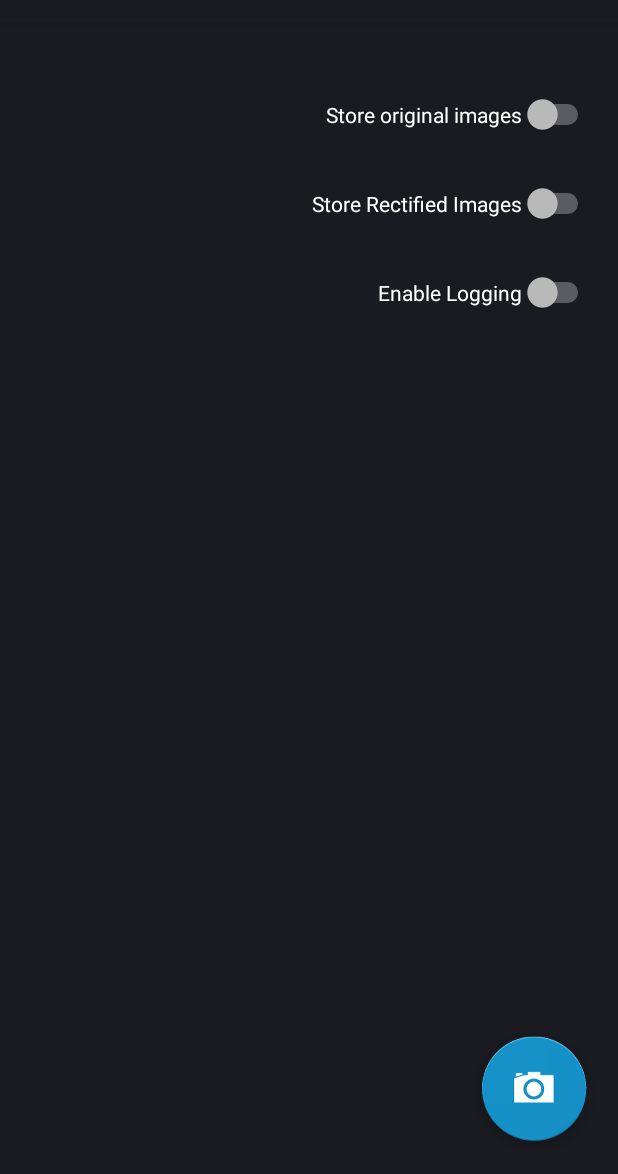
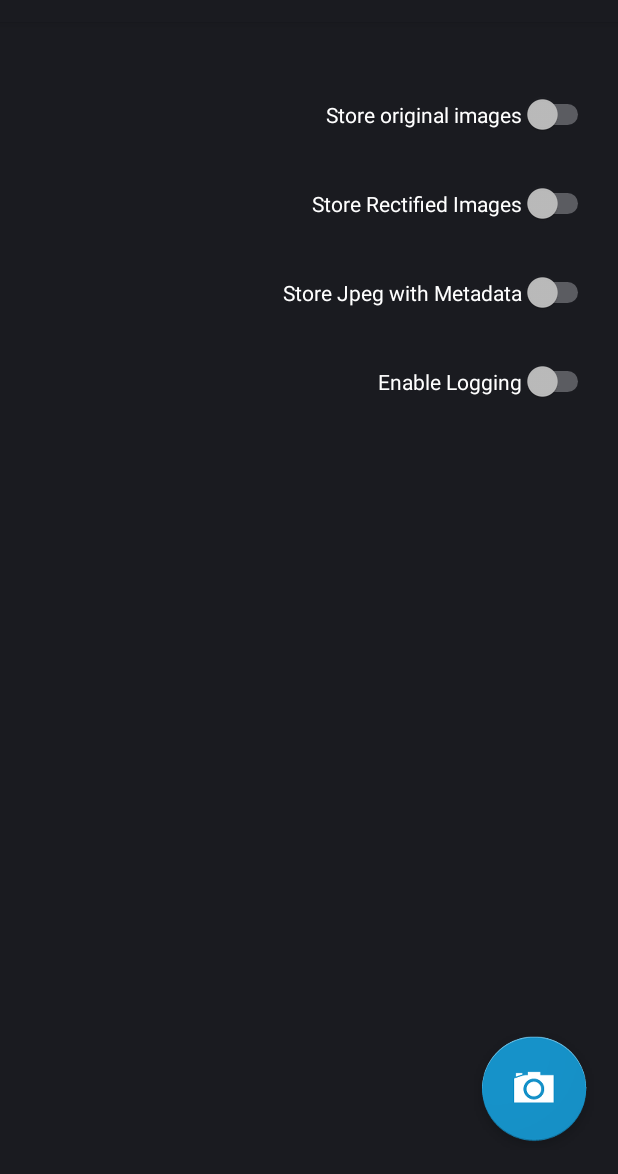
Before and after one commit to gini/ginivision-android-example, an Android app: the layout activity_start.xml on its own in the app's theme, with its tools: preview values and no code run, on a phone screen of 412 x 824 dp, the part 62-1236 px from its top. Run offline under Robolectric (Android 15) with nearby library versions, the phone set to English and light mode, and no system bars.

Commit message:
Gini Vision version updated. Modified to upload jpeg with metadata as default and to show an activity indicator instead of the sprite animation while uploading.

```diff
--- a/build.gradle
+++ b/build.gradle
@@ -31,7 +31,7 @@ android {
         minSdkVersion 14
         targetSdkVersion 23
         versionCode 1
-        versionName "1.2.36"
+        versionName "1.2.38"
     }
     packagingOptions {
         exclude 'META-INF/LICENSE.txt'
@@ -52,7 +52,7 @@ android {
 
 dependencies {
 
-    compile ('net.gini:ginivision-android-sdk:1.0.204@aar'){
+    compile ('net.gini:ginivision-android-sdk:1.0.212@aar'){
         transitive = true
     }
     compile ('net.gini:gini-android-sdk:1.1.47@aar'){
--- a/src/main/res/layout/activity_start.xml
+++ b/src/main/res/layout/activity_start.xml
@@ -2,53 +2,81 @@
     xmlns:tools="http://schemas.android.com/tools"
     android:layout_width="match_parent"
     android:layout_height="match_parent"
+    android:paddingBottom="@dimen/activity_vertical_margin"
     android:paddingLeft="@dimen/activity_horizontal_margin"
     android:paddingRight="@dimen/activity_horizontal_margin"
     android:paddingTop="@dimen/activity_vertical_margin"
-                android:paddingBottom="@dimen/activity_vertical_margin"
     tools:context=".ScannerActivity">
 
     <ImageView
+        android:id="@+id/imageView"
         android:layout_width="wrap_content"
         android:layout_height="wrap_content"
-            android:id="@+id/imageView"
-            android:layout_alignParentRight="true" android:layout_alignParentEnd="true"
-            android:layout_alignParentLeft="true" android:layout_alignParentStart="true"
         android:layout_alignParentBottom="true"
-            android:layout_alignParentTop="true"
-            />
+        android:layout_alignParentEnd="true"
+        android:layout_alignParentLeft="true"
+        android:layout_alignParentRight="true"
+        android:layout_alignParentStart="true"
+        android:layout_alignParentTop="true" />
+
     <ImageButton
+        android:id="@+id/button"
         android:layout_width="wrap_content"
         android:layout_height="wrap_content"
+        android:layout_alignParentBottom="true"
+        android:layout_alignParentEnd="true"
+        android:layout_alignParentRight="true"
+        android:background="@android:color/transparent"
         android:onClick="scanDocument"
-            android:src="@drawable/new_scan"
-            android:background="@android:color/transparent"
-            android:id="@+id/button" android:layout_alignParentBottom="true" android:layout_alignParentRight="true"
-            android:layout_alignParentEnd="true"/>
+        android:src="@drawable/new_scan" />
+
     <Switch
+        android:id="@+id/store_original"
         android:layout_width="wrap_content"
         android:layout_height="wrap_content"
-            android:text="Store original images"
-            android:id="@+id/store_original"
-            android:layout_marginTop="32dp" android:layout_alignTop="@+id/imageView"
-            android:layout_alignRight="@+id/imageView" android:layout_alignEnd="@+id/imageView"/>
+        android:layout_alignEnd="@+id/imageView"
+        android:layout_alignRight="@+id/imageView"
+        android:layout_alignTop="@+id/imageView"
+        android:layout_marginTop="32dp"
+        android:text="Store original images" />
+
     <Switch
+        android:id="@+id/store_rectified"
         android:layout_width="wrap_content"
         android:layout_height="wrap_content"
-            android:text="Store Rectified Images"
-            android:id="@+id/store_rectified" android:layout_below="@+id/store_original" android:layout_alignParentRight="true"
-            android:layout_alignParentEnd="true" android:layout_marginTop="32dp"/>
+        android:layout_alignParentEnd="true"
+        android:layout_alignParentRight="true"
+        android:layout_below="@+id/store_original"
+        android:layout_marginTop="32dp"
+        android:text="Store Rectified Images" />
+
     <Switch
+        android:id="@+id/store_jpeg"
         android:layout_width="wrap_content"
         android:layout_height="wrap_content"
-        android:text="Enable Logging"
-        android:id="@+id/enable_logging" android:layout_below="@+id/store_rectified" android:layout_alignParentRight="true"
-        android:layout_alignParentEnd="true" android:layout_marginTop="32dp"/>
-    <TextView
+        android:layout_alignParentEnd="true"
+        android:layout_alignParentRight="true"
+        android:layout_below="@+id/store_rectified"
+        android:layout_marginTop="32dp"
+        android:text="Store Jpeg with Metadata" />
+
+    <Switch
+        android:id="@+id/enable_logging"
         android:layout_width="wrap_content"
         android:layout_height="wrap_content"
-            android:textAppearance="?android:attr/textAppearanceSmall"
-            android:id="@+id/version_number" android:layout_alignBottom="@+id/imageView"
-            android:layout_alignParentLeft="true" android:layout_alignParentStart="true"/>
+        android:layout_alignParentEnd="true"
+        android:layout_alignParentRight="true"
+        android:layout_below="@+id/store_jpeg"
+        android:layout_marginTop="32dp"
+        android:text="Enable Logging" />
+
+    <TextView
+        android:id="@+id/version_number"
+        android:layout_width="wrap_content"
+        android:layout_height="wrap_content"
+        android:layout_alignBottom="@+id/imageView"
+        android:layout_alignParentLeft="true"
+        android:layout_alignParentStart="true"
+        android:textAppearance="?android:attr/textAppearanceSmall" />
 
 </RelativeLayout>
--- a/src/main/res/values/styles.xml
+++ b/src/main/res/values/styles.xml
@@ -1,3 +1,4 @@
 <resources>
-<integer name="net.gini.android.vision.show_processing_average">0</integer>
+    <integer name="net.gini.android.vision.show_processing_average">0</integer>
+    <bool name="net.gini.android.vision.upload_activity_indicator">true</bool>
 </resources>
```
Also changed, not shown: src/main/java/net/gini/android/visiontest/StartActivity.java (+39 -9 lines), src/main/java/net/gini/android/visiontest/UploadActivity.java (+22 -3 lines). Lines whose indentation alone changed are shown as unchanged.
